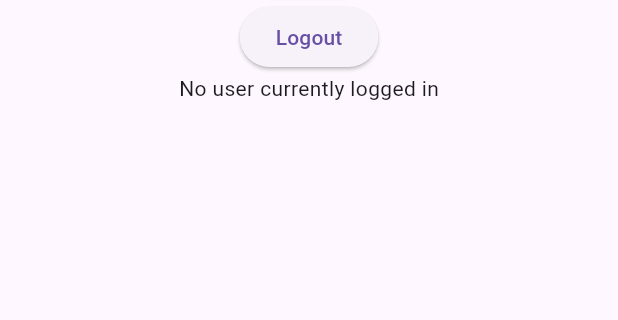
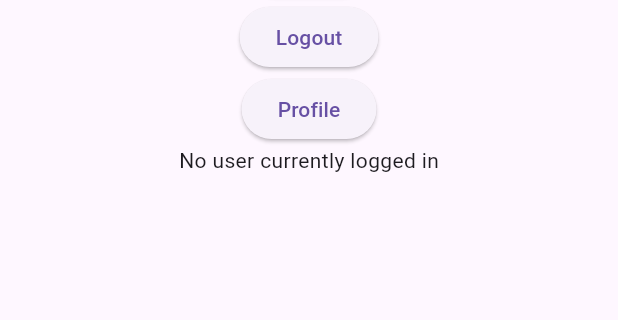
Before and after one commit to withcenterdev12/FlutterxFirebaseLogin, a Flutter app: the screen it shows after launch, after a tap on "Login", on a phone screen of 412 x 824 dp, the part 359-679 px from its top. Run offline on Flutter 3.47's test engine with Material 3 defaults, Android fonts, the phone set to English and light mode, and no system bars; our stand-ins replace firebase_auth, firebase_core, firebase_database, go_router; missing offline and left inert: easy_design_system; accounts and stored records are empty; network calls fail.

Commit message:
Added Profile Page, needs functionality

```diff
--- a/lib/router.dart
+++ b/lib/router.dart
@@ -2,6 +2,7 @@ import 'package:go_router/go_router.dart';
 import 'screens/loginpage.dart';
 import 'screens/homepage.dart';
 import 'screens/register.dart';
+import 'screens/profile.dart';
 
 final router = GoRouter(
   routes: [
@@ -19,6 +20,10 @@ final router = GoRouter(
       path: RegisterPage.routeName,
       name: RegisterPage.routeName,
       builder: (context, state) => const RegisterPage(),
-    )
+    ),
+    GoRoute(
+      path: ProfilePage.routeName,
+      name: ProfilePage.routeName,
+      builder:(context, state) => const ProfilePage(),),
   ]
 );
--- a/lib/screens/loginpage.dart
+++ b/lib/screens/loginpage.dart
@@ -1,5 +1,7 @@
 import 'package:flutter/material.dart';
 import 'package:firebase_auth/firebase_auth.dart';
+import 'package:go_router/go_router.dart';
+import 'package:mylogin/screens/profile.dart';
 
 class LoginPage extends StatelessWidget {
   static const String routeName = '/loginpage';
@@ -85,6 +87,7 @@ class _LoginDetailsState extends State<LoginDetails> {
       TextField(controller: _passwordController, obscureText: true),
       ElevatedButton(onPressed: loginUser, child: Text('Login')),
       ElevatedButton(onPressed: logoutUser, child: Text('Logout')),
+      ElevatedButton(onPressed: () {context.push(ProfilePage.routeName);}, child: Text('Profile'),),
       Text(
       _loggedInEmail != null ? 'Logged in as $_loggedInEmail' : 'No user currently logged in'
       )
```
Also changed, not shown: lib/screens/profile.dart (added, +14 -0 lines).
